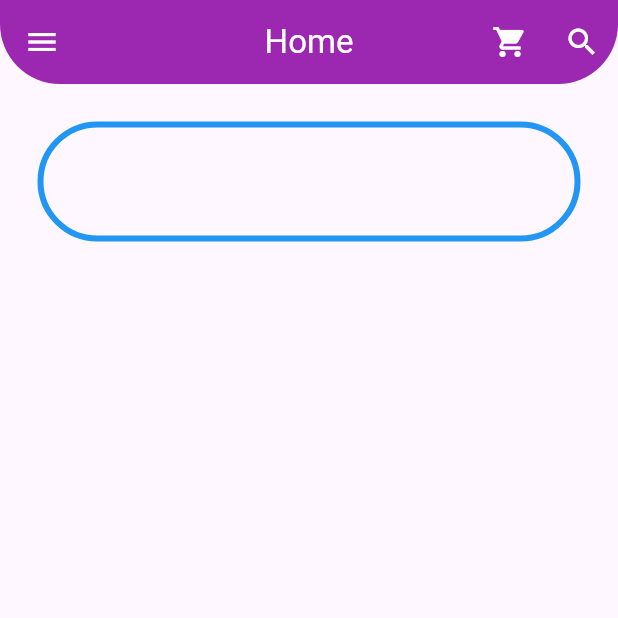
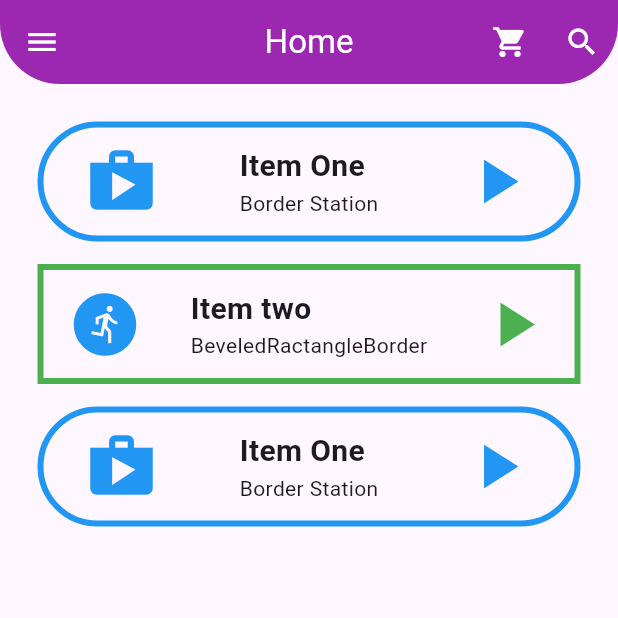
Before and after one commit to rifatalam26/my-first-app, a Flutter app: the screen it shows after launch, on a phone screen of 412 x 824 dp, the top half of it. Run offline on Flutter 3.47's test engine with Material 3 defaults, Android fonts, the light colour scheme and no system bars.

Commit message:
App design

```diff
--- a/lib/main.dart
+++ b/lib/main.dart
@@ -1,13 +1,10 @@
-
-
 import 'package:flutter/cupertino.dart';
 import 'package:flutter/material.dart';
 
-void main(){
+void main() {
+  runApp(MyApp());
+}
 
-  runApp(MyApp());
-
-}
 class MyApp extends StatelessWidget {
   const MyApp({super.key});
 
@@ -19,6 +16,7 @@ class MyApp extends StatelessWidget {
     );
   }
 }
+
 class HomePage extends StatefulWidget {
   const HomePage({super.key});
 
@@ -31,11 +29,11 @@ class _HomePageState extends State<HomePage> {
   Widget build(BuildContext context) {
     return Scaffold(
       appBar: AppBar(
-        leading: IconButton(onPressed: (){}, icon: Icon(Icons.menu)),
+        leading: IconButton(onPressed: () {}, icon: Icon(Icons.menu)),
         title: Text("Home"),
         actions: [
-          IconButton(onPressed: (){}, icon: Icon(Icons.shopping_cart)),
-          IconButton(onPressed: (){}, icon: Icon(Icons.search)),
+          IconButton(onPressed: () {}, icon: Icon(Icons.shopping_cart)),
+          IconButton(onPressed: () {}, icon: Icon(Icons.search)),
         ],
         backgroundColor: Colors.purple,
         centerTitle: true,
@@ -48,15 +46,110 @@ class _HomePageState extends State<HomePage> {
         padding: const EdgeInsets.all(25.0),
         child: Column(
           children: [
-             Container(
-                height: 80,
-                decoration: BoxDecoration(
-                  border: Border.all(color: Colors.blue,width: 4),
-                  borderRadius: BorderRadius.all(Radius.circular(40)),
-
-                ),
+            Container(
+              height: 80,
+              decoration: BoxDecoration(
+                border: Border.all(color: Colors.blue, width: 4),
+                borderRadius: const BorderRadius.all(Radius.circular(40)),
               ),
-
+              child: Row(
+                mainAxisAlignment: MainAxisAlignment.spaceAround,
+                children: [
+                  Icon(
+                    Icons.shop,
+                    size: 50,
+                    color: Colors.blue,
+                  ),
+                  Column(
+                    mainAxisAlignment: MainAxisAlignment.center,
+                    crossAxisAlignment: CrossAxisAlignment.start,
+                    children: [
+                      Text(
+                        "Item One",
+                        style: TextStyle(
+                            fontWeight: FontWeight.bold, fontSize: 20),
+                      ),
+                      Text("Border Station"),
+                    ],
+                  ),
+                  Icon(
+                    Icons.play_arrow,
+                    size: 50,
+                    color: Colors.blue,
+                  )
+                ],
+              ),
+            ),
+            SizedBox(height: 15,),
+            Container(
+              height: 80,
+              decoration: BoxDecoration(
+                border: Border.all(color: Colors.green, width: 4),
+               // borderRadius: const BorderRadius.all(Radius.circular(40)),
+              ),
+              child: Row(
+                mainAxisAlignment: MainAxisAlignment.spaceAround,
+                children: [
+                  Icon(
+                    Icons.run_circle,
+                    size: 50,
+                    color: Colors.blue,
+                  ),
+                  Column(
+                    mainAxisAlignment: MainAxisAlignment.center,
+                    crossAxisAlignment: CrossAxisAlignment.start,
+                    children: [
+                      Text(
+                        "Item two",
+                        style: TextStyle(
+                            fontWeight: FontWeight.bold, fontSize: 20),
+                      ),
+                      Text("BeveledRactangleBorder"),
+                    ],
+                  ),
+                  Icon(
+                    Icons.play_arrow,
+                    size: 50,
+                    color: Colors.green,
+                  )
+                ],
+              ),
+            ),
+            SizedBox(height: 15,),
+            Container(
+              height: 80,
+              decoration: BoxDecoration(
+                border: Border.all(color: Colors.blue, width: 4),
+                borderRadius: const BorderRadius.all(Radius.circular(40)),
+              ),
+              child: Row(
+                mainAxisAlignment: MainAxisAlignment.spaceAround,
+                children: [
+                  Icon(
+                    Icons.shop,
+                    size: 50,
+                    color: Colors.blue,
+                  ),
+                  Column(
+                    mainAxisAlignment: MainAxisAlignment.center,
+                    crossAxisAlignment: CrossAxisAlignment.start,
+                    children: [
+                      Text(
+                        "Item One",
+                        style: TextStyle(
+                            fontWeight: FontWeight.bold, fontSize: 20),
+                      ),
+                      Text("Border Station"),
+                    ],
+                  ),
+                  Icon(
+                    Icons.play_arrow,
+                    size: 50,
+                    color: Colors.blue,
+                  )
+                ],
+              ),
+            ),
           ],
         ),
       ),
```
